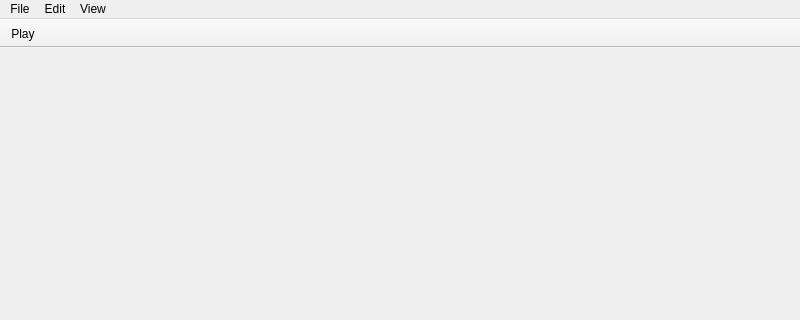
Qt form src/gui/mainwindow.ui (sk-io/AudioEditor) before a commit; both pictures show x 0 to 800 and y 0 to 320 of the 800 by 600 pixel window.
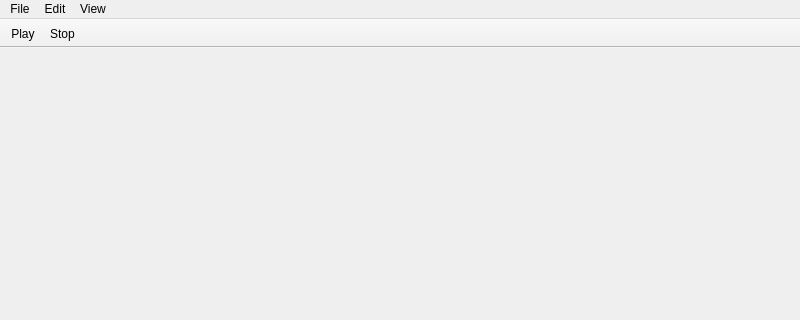
The same form after that commit. Icons and pictures are not drawn.

What changed in the file:
```diff
--- a/src/gui/mainwindow.ui
+++ b/src/gui/mainwindow.ui
@@ -75,6 +75,7 @@
     <bool>false</bool>
    </attribute>
    <addaction name="actionPlay"/>
+   <addaction name="actionStop"/>
   </widget>
   <action name="actionNew">
    <property name="text">
@@ -194,6 +195,17 @@
     <string>Ctrl+A</string>
    </property>
   </action>
+  <action name="actionStop">
+   <property name="icon">
+    <iconset theme="QIcon::ThemeIcon::MediaPlaybackStop"/>
+   </property>
+   <property name="text">
+    <string>Stop</string>
+   </property>
+   <property name="menuRole">
+    <enum>QAction::MenuRole::NoRole</enum>
+   </property>
+  </action>
  </widget>
  <resources/>
  <connections/>
```
Left out of the diff: 3 changed lines with no effect on the pictures.
